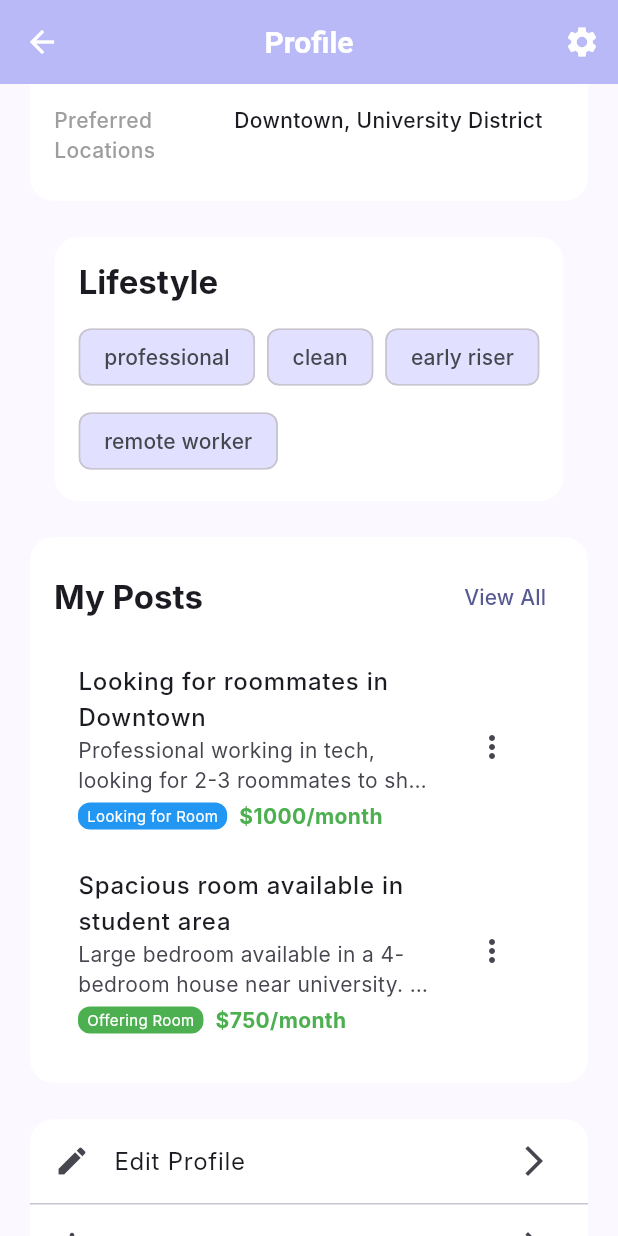
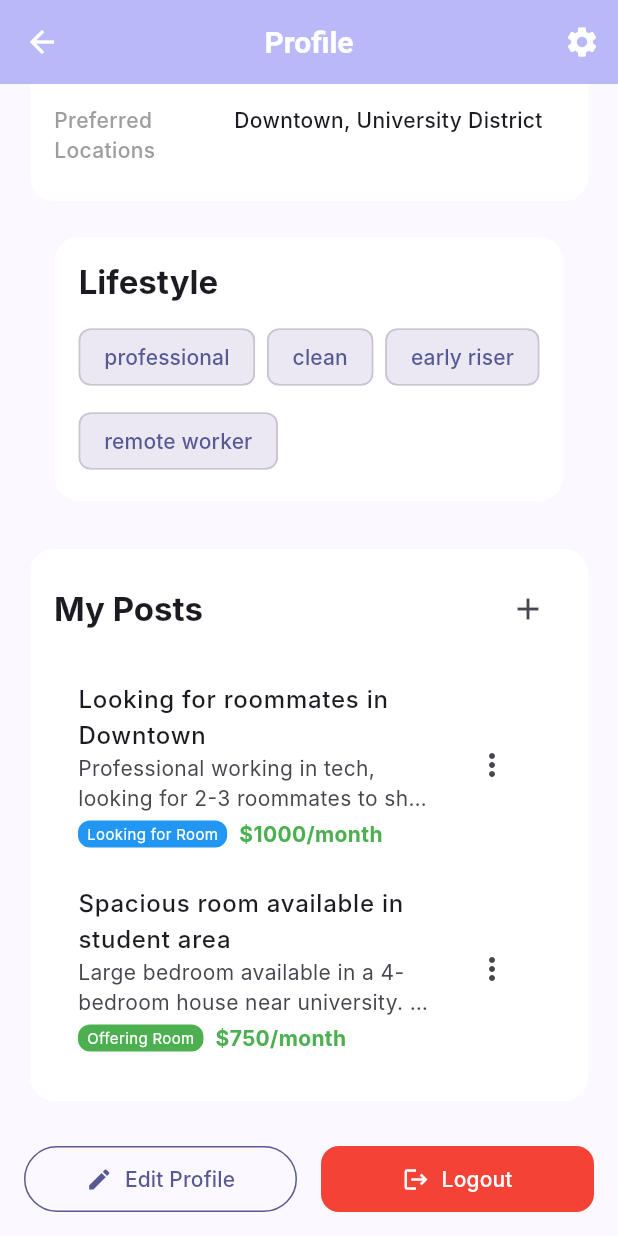
Before and after one commit to developer-ashok/flutter-flatmate, a Flutter app: the ProfileScreen screen opened directly, scrolled down 576 dp, on a phone screen of 412 x 824 dp. Run offline on Flutter 3.47's test engine with Material 3 defaults, Android fonts, the light colour scheme and no system bars; our stand-ins replace flutter_riverpod; Roboto replaces fonts that are missing (Inter).

```diff
--- a/lib/screens/messages_screen.dart
+++ b/lib/screens/messages_screen.dart
@@ -11,13 +11,17 @@ class MessagesScreen extends StatelessWidget {
         title: const Text('Messages'),
         backgroundColor: Theme.of(context).colorScheme.inversePrimary,
       ),
-      body: ListView.builder(
+      body: Stack(
+        children: [
+          ListView.builder(
             padding: const EdgeInsets.all(16),
             itemCount: _getDemoConversations().length,
             itemBuilder: (context, index) {
               final conversation = _getDemoConversations()[index];
               return ConversationCard(conversation: conversation);
             },
+          ),
+        ],
       ),
     );
   }
--- a/lib/screens/profile_screen.dart
+++ b/lib/screens/profile_screen.dart
@@ -23,7 +23,9 @@ class ProfileScreen extends StatelessWidget {
           ),
         ],
       ),
-      body: SingleChildScrollView(
+      body: Stack(
+        children: [
+          SingleChildScrollView(
             padding: const EdgeInsets.all(16.0),
             child: Column(
               children: [
@@ -121,14 +123,19 @@ class ProfileScreen extends StatelessWidget {
                             runSpacing: 8,
                             children: userProfile.lifestyleTags!.map((tag) => Chip(
                               label: Text(tag),
-                          backgroundColor: Theme.of(context).colorScheme.primaryContainer,
+                              backgroundColor: Theme.of(context).colorScheme.primary.withOpacity(0.1),
+                              labelStyle: TextStyle(
+                                color: Theme.of(context).colorScheme.primary,
+                                fontWeight: FontWeight.w500,
+                              ),
                             )).toList(),
                           ),
                         ],
                       ),
                     ),
                   ),
-            const SizedBox(height: 16),
+
+                const SizedBox(height: 24),
 
                 // My Posts
                 Card(
@@ -146,85 +153,64 @@ class ProfileScreen extends StatelessWidget {
                                 fontWeight: FontWeight.bold,
                               ),
                             ),
-                        TextButton(
+                            IconButton(
+                              icon: const Icon(Icons.add),
                               onPressed: () {
                                 ScaffoldMessenger.of(context).showSnackBar(
-                              const SnackBar(content: Text('View all posts coming soon!')),
+                                  const SnackBar(content: Text('Create post feature coming soon!')),
                                 );
                               },
-                          child: const Text('View All'),
                             ),
                           ],
                         ),
-                    const SizedBox(height: 12),
+                        const SizedBox(height: 16),
                         ..._getDemoPosts().map((post) => _buildPostItem(post)),
                       ],
                     ),
                   ),
                 ),
-            const SizedBox(height: 16),
 
-            // Settings & Actions
-            Card(
-              child: Column(
+                const SizedBox(height: 24),
+
+                // Action Buttons
+                Row(
                   children: [
-                  ListTile(
-                    leading: const Icon(Icons.edit),
-                    title: const Text('Edit Profile'),
-                    trailing: const Icon(Icons.arrow_forward_ios),
-                    onTap: () {
+                    Expanded(
+                      child: OutlinedButton.icon(
+                        onPressed: () {
                           ScaffoldMessenger.of(context).showSnackBar(
-                        const SnackBar(content: Text('Edit profile coming soon!')),
+                            const SnackBar(content: Text('Edit profile feature coming soon!')),
                           );
                         },
+                        icon: const Icon(Icons.edit),
+                        label: const Text('Edit Profile'),
+                        style: OutlinedButton.styleFrom(
+                          foregroundColor: Theme.of(context).colorScheme.primary,
+                          side: BorderSide(color: Theme.of(context).colorScheme.primary),
+                          padding: const EdgeInsets.symmetric(vertical: 12),
                         ),
-                  const Divider(height: 1),
-                  ListTile(
-                    leading: const Icon(Icons.notifications),
-                    title: const Text('Notifications'),
-                    trailing: const Icon(Icons.arrow_forward_ios),
-                    onTap: () {
-                      ScaffoldMessenger.of(context).showSnackBar(
-                        const SnackBar(content: Text('Notifications settings coming soon!')),
-                      );
-                    },
                       ),
-                  const Divider(height: 1),
-                  ListTile(
-                    leading: const Icon(Icons.privacy_tip),
-                    title: const Text('Privacy'),
-                    trailing: const Icon(Icons.arrow_forward_ios),
-                    onTap: () {
-                      ScaffoldMessenger.of(context).showSnackBar(
-                        const SnackBar(content: Text('Privacy settings coming soon!')),
-                      );
-                    },
                     ),
-                  const Divider(height: 1),
-                  ListTile(
-                    leading: const Icon(Icons.help),
-                    title: const Text('Help & Support'),
-                    trailing: const Icon(Icons.arrow_forward_ios),
-                    onTap: () {
-                      ScaffoldMessenger.of(context).showSnackBar(
-                        const SnackBar(content: Text('Help & support coming soon!')),
-                      );
-                    },
+                    const SizedBox(width: 16),
+                    Expanded(
+                      child: ElevatedButton.icon(
+                        onPressed: () => _showLogoutDialog(context),
+                        icon: const Icon(Icons.logout),
+                        label: const Text('Logout'),
+                        style: ElevatedButton.styleFrom(
+                          backgroundColor: Colors.red,
+                          foregroundColor: Colors.white,
+                          padding: const EdgeInsets.symmetric(vertical: 12),
                         ),
-                  const Divider(height: 1),
-                  ListTile(
-                    leading: const Icon(Icons.logout, color: Colors.red),
-                    title: const Text('Logout', style: TextStyle(color: Colors.red)),
-                    onTap: () {
-                      _showLogoutDialog(context);
-                    },
+                      ),
                     ),
                   ],
-              ),
                 ),
                 const SizedBox(height: 24),
               ],
             ),
+          ),
+        ],
       ),
     );
   }
--- a/pubspec.yaml
+++ b/pubspec.yaml
@@ -44,6 +44,7 @@ dependencies:
   # google_sign_in: ^7.1.1
   image_picker: ^1.1.2
   intl: ^0.20.2
+  url_launcher: ^6.3.1
 
 dev_dependencies:
   flutter_test:
```
Also changed, not shown: lib/main.dart (+23 -2 lines), lib/screens/home_screen.dart (+12 -4 lines), lib/screens/search_screen.dart (+6 -2 lines), lib/services/firestore_service.dart (+75 -35 lines), lib/services/storage_service.dart (+26 -6 lines), lib/widgets/floating_contact_button.dart (added, +349 -0 lines), pubspec.lock, 10 other files. Lines whose indentation alone changed are shown as unchanged.
